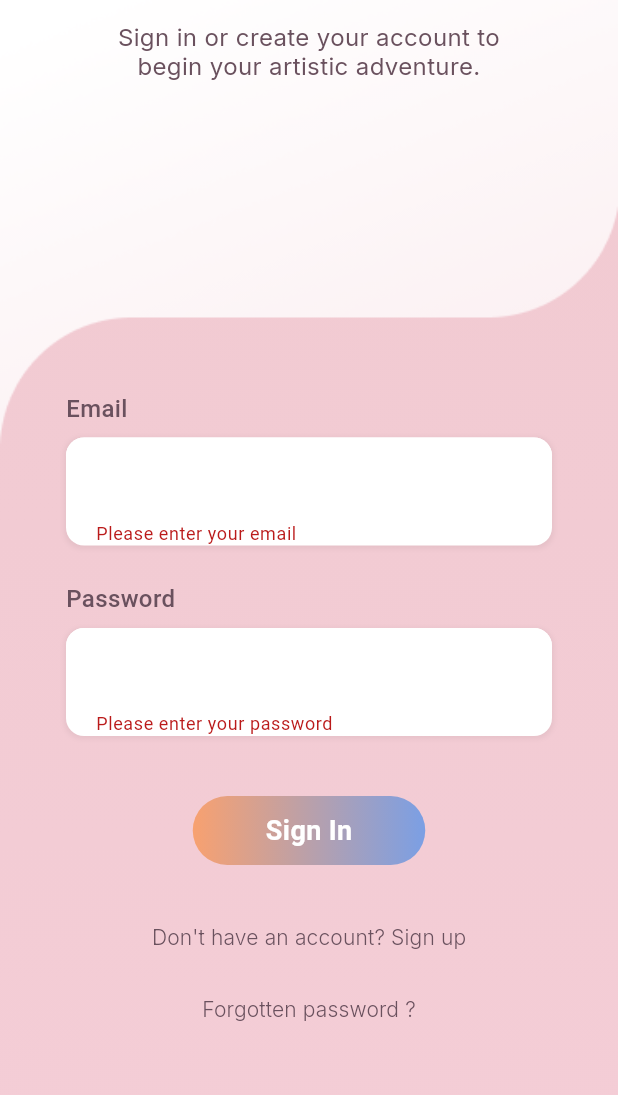
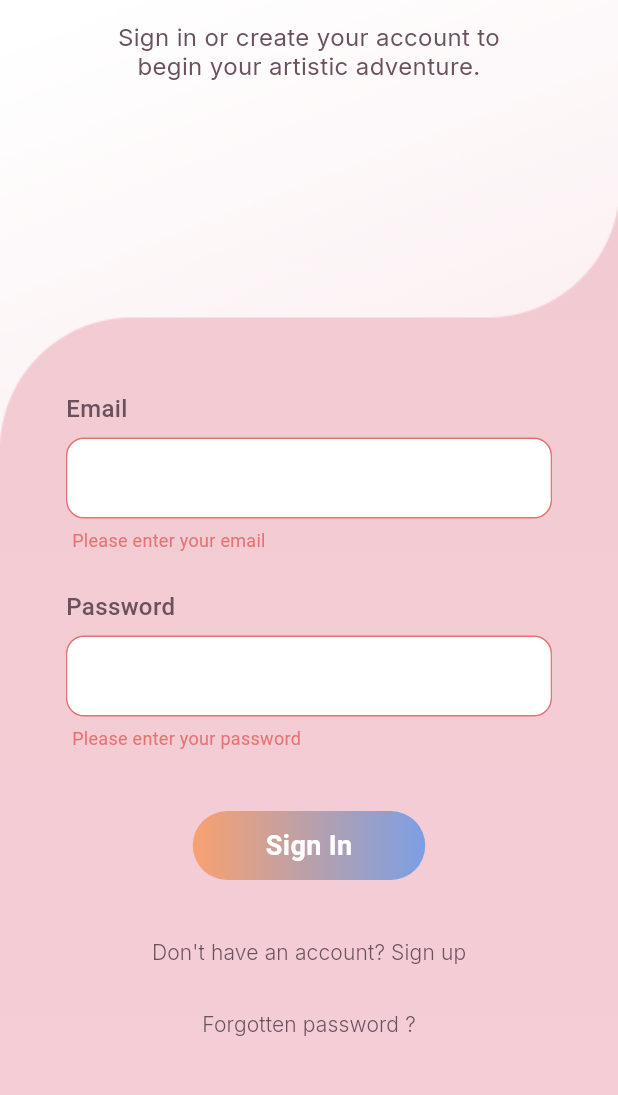
Before and after one commit to Artventuria/front, a Flutter app: the SignInPage screen opened directly, after a tap on "Sign In", on a phone screen of 412 x 824 dp, the part 89-1184 px from its top. Run offline on Flutter 3.47's test engine with Material 3 defaults, Android fonts, the phone set to English and light mode, and no system bars; drawn by our look-alikes of auto_size_text; our stand-ins replace flutter_svg, google_fonts; missing offline and left inert: model_viewer_plus.

Commit message:
refactor: enhance AuthInputField with FormField for better validation

```diff
--- a/lib/widgets/auth/auth_input_field_widget.dart
+++ b/lib/widgets/auth/auth_input_field_widget.dart
@@ -19,10 +19,11 @@ class AuthInputField extends StatelessWidget {
   @override
   Widget build(BuildContext context) {
     return Padding(
-      padding: const EdgeInsets.symmetric(horizontal: 20.0), // Add horizontal padding
+      padding: const EdgeInsets.symmetric(horizontal: 20.0),
       child: Column(
         crossAxisAlignment: CrossAxisAlignment.start,
         children: [
+          // Input label
           Text(
             label,
             style: const TextStyle(
@@ -32,36 +33,63 @@ class AuthInputField extends StatelessWidget {
             ),
           ),
           const SizedBox(height: 8),
+          // Using FormField to gain more control over validation
+          FormField<String>(
+            validator: (value) {
+              if (validator != null) {
+                return validator!(controller.text);
+              }
+              return null;
+            },
+            autovalidateMode: AutovalidateMode.onUserInteraction,
+            builder: (FormFieldState<String> state) {
+              return Column(
+                crossAxisAlignment: CrossAxisAlignment.start,
+                mainAxisSize: MainAxisSize.min,
+                children: [
+                  // Input container
                   Container(
                     decoration: BoxDecoration(
                       color: Colors.white,
                       borderRadius: BorderRadius.circular(12),
-            boxShadow: [
-              BoxShadow(
-                color: Colors.black.withValues(alpha: 0.05),
-                spreadRadius: 1,
-                blurRadius: 2,
-                offset: const Offset(0, 1),
+                      border: Border.all(
+                        // Red border if error, otherwise transparent
+                        color: state.hasError
+                            ? const Color(0xFFE57373)
+                            : Colors.transparent,
+                        width: 1.0,
                       ),
-            ],
                     ),
                     child: TextFormField(
                       controller: controller,
                       obscureText: isPassword,
                       keyboardType: keyboardType,
-            validator: validator,
+                      // Disable integrated validation
+                      validator: (_) => null,
+                      // Inform the FormField of the state when the text changes
+                      onChanged: (value) {
+                        if (state.hasError) {
+                          state.validate();
+                        }
+                      },
                       decoration: InputDecoration(
                         border: OutlineInputBorder(
                           borderRadius: BorderRadius.circular(12),
                           borderSide: BorderSide.none,
                         ),
-              contentPadding: const EdgeInsets.symmetric(horizontal: 16, vertical: 14),
+                        contentPadding: const EdgeInsets.symmetric(
+                            horizontal: 16, vertical: 14),
                         filled: true,
                         fillColor: Colors.white,
                         hintStyle: TextStyle(
                           color: Colors.grey.withValues(alpha: 0.7),
                           fontSize: 14,
                         ),
+                        // Remove error space
+                        errorStyle: const TextStyle(height: 0, fontSize: 0),
+                        // Disable error border
+                        errorBorder: InputBorder.none,
+                        focusedErrorBorder: InputBorder.none,
                       ),
                       style: const TextStyle(
                         color: Color(0xFF6A515E),
@@ -69,8 +97,26 @@ class AuthInputField extends StatelessWidget {
                       ),
                     ),
                   ),
+                  // Error message below the field
+                  if (state.hasError)
+                    Padding(
+                      padding: const EdgeInsets.only(top: 6.0, left: 4.0),
+                      child: Text(
+                        state.errorText!,
+                        style: const TextStyle(
+                          color: Color(0xFFE57373),
+                          fontSize: 12.0,
+                          fontWeight: FontWeight.w400,
+                          letterSpacing: 0.2,
+                        ),
+                      ),
+                    ),
                 ],
-    ), // Fermeture du Column
-    ); // Fermeture du Padding
+              );
+            },
+          ),
+        ],
+      ),
+    );
   }
 }
```
Lines whose indentation alone changed are shown as unchanged.
